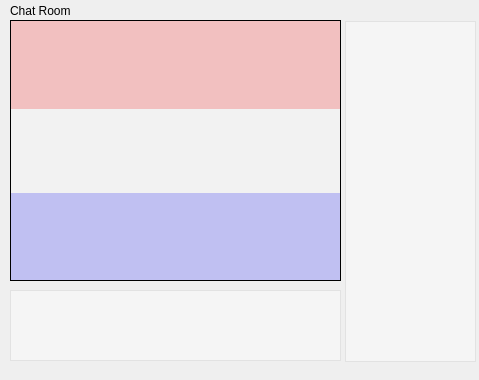
Above: src/client/roomwindow.ui from tnightingale/Chat before the change. Below: the same form after it.
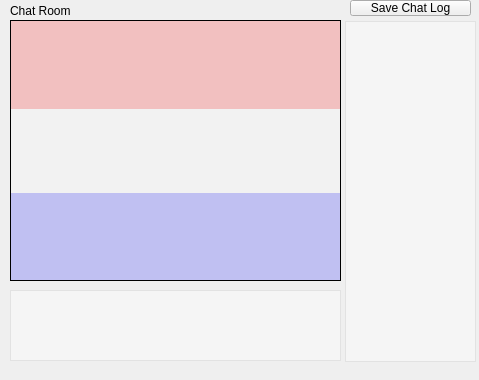
That is the form after the change. Icons and pictures are not drawn.

Commit message: save file button added for saving chat log

The edit to the form file:
```diff
--- a/src/client/roomwindow.ui
+++ b/src/client/roomwindow.ui
@@ -96,6 +96,19 @@
     <enum>QListView::Adjust</enum>
    </property>
   </widget>
+  <widget class="QPushButton" name="saveLog">
+   <property name="geometry">
+    <rect>
+     <x>350</x>
+     <y>0</y>
+     <width>121</width>
+     <height>16</height>
+    </rect>
+   </property>
+   <property name="text">
+    <string>Save Chat Log</string>
+   </property>
+  </widget>
  </widget>
  <resources/>
  <connections/>
```
The commit also changes 2 other files.
